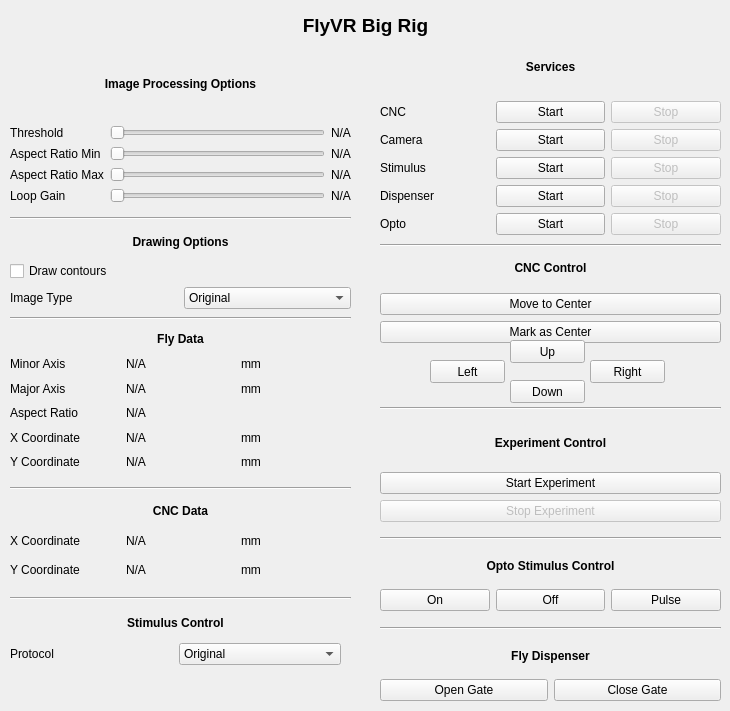
ClandininLab/flyvr, file qt/main.ui: the form before one commit.
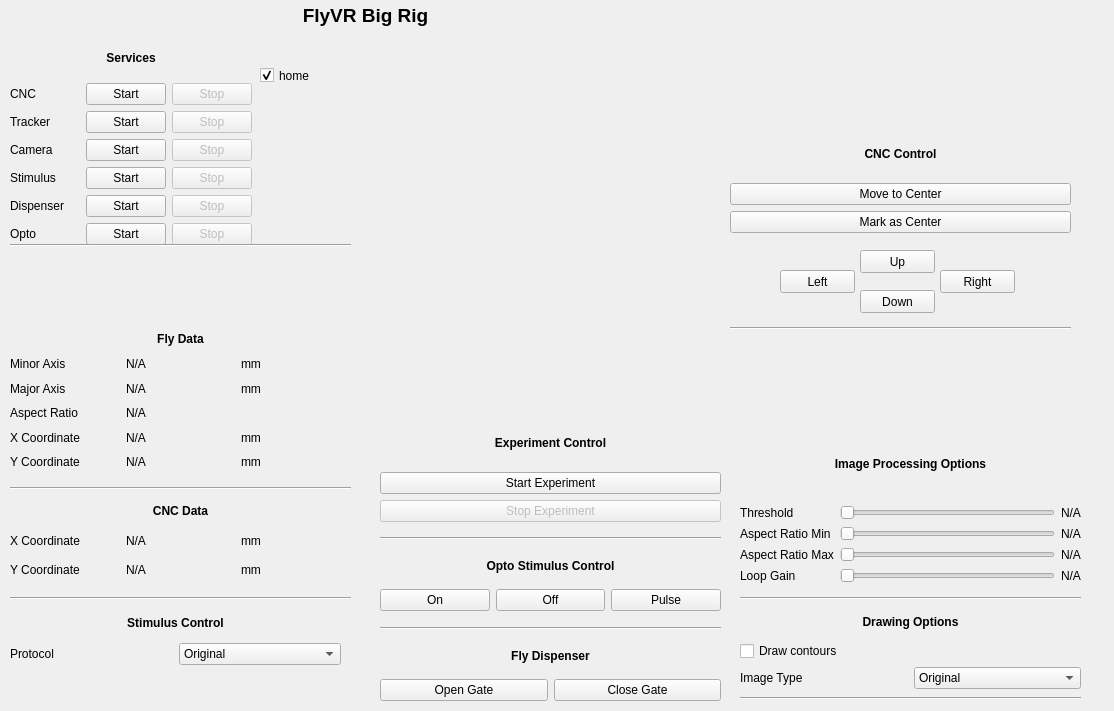
The form after the commit.

Commit message: added camera, cnc, and tracker to gui

```diff
--- a/qt/main.ui
+++ b/qt/main.ui
@@ -6,7 +6,7 @@
    <rect>
     <x>0</x>
     <y>0</y>
-    <width>730</width>
+    <width>1114</width>
     <height>711</height>
    </rect>
   </property>
@@ -16,8 +16,8 @@
   <widget class="QWidget" name="gridLayoutWidget">
    <property name="geometry">
     <rect>
-     <x>10</x>
-     <y>50</y>
+     <x>740</x>
+     <y>430</y>
      <width>341</width>
      <height>153</height>
     </rect>
@@ -269,8 +269,8 @@
   <widget class="QWidget" name="gridLayoutWidget_3">
    <property name="geometry">
     <rect>
-     <x>10</x>
-     <y>230</y>
+     <x>740</x>
+     <y>610</y>
      <width>341</width>
      <height>79</height>
     </rect>
@@ -393,14 +393,14 @@
   <widget class="QWidget" name="gridLayoutWidget_5">
    <property name="geometry">
     <rect>
-     <x>380</x>
+     <x>10</x>
      <y>40</y>
-     <width>341</width>
-     <height>195</height>
+     <width>242</width>
+     <height>205</height>
     </rect>
    </property>
    <layout class="QGridLayout" name="gridLayout_5">
-    <item row="5" column="2">
+    <item row="6" column="2">
      <widget class="QPushButton" name="opto_stop_button">
       <property name="enabled">
        <bool>false</bool>
@@ -410,7 +410,7 @@
       </property>
      </widget>
     </item>
-    <item row="3" column="2">
+    <item row="4" column="2">
      <widget class="QPushButton" name="stim_stop_button">
       <property name="enabled">
        <bool>false</bool>
@@ -420,7 +420,7 @@
       </property>
      </widget>
     </item>
-    <item row="5" column="1">
+    <item row="6" column="1">
      <widget class="QPushButton" name="opto_start_button">
       <property name="text">
        <string>Start</string>
@@ -434,7 +434,7 @@
       </property>
      </widget>
     </item>
-    <item row="4" column="2">
+    <item row="5" column="2">
      <widget class="QPushButton" name="dispenser_stop_button">
       <property name="enabled">
        <bool>false</bool>
@@ -444,7 +444,7 @@
       </property>
      </widget>
     </item>
-    <item row="4" column="0">
+    <item row="5" column="0">
      <widget class="QLabel" name="label_34">
       <property name="text">
        <string>Dispenser</string>
@@ -461,7 +461,7 @@
       </property>
      </widget>
     </item>
-    <item row="5" column="0">
+    <item row="6" column="0">
      <widget class="QLabel" name="label_45">
       <property name="text">
        <string>Opto</string>
@@ -478,7 +478,7 @@
       </property>
      </widget>
     </item>
-    <item row="2" column="2">
+    <item row="3" column="2">
      <widget class="QPushButton" name="camera_stop_button">
       <property name="enabled">
        <bool>false</bool>
@@ -495,50 +495,74 @@
       </property>
      </widget>
     </item>
-    <item row="2" column="1">
+    <item row="3" column="1">
      <widget class="QPushButton" name="camera_start_button">
       <property name="text">
        <string>Start</string>
       </property>
      </widget>
     </item>
-    <item row="4" column="1">
+    <item row="5" column="1">
      <widget class="QPushButton" name="dispenser_start_button">
       <property name="text">
        <string>Start</string>
       </property>
      </widget>
     </item>
-    <item row="3" column="1">
+    <item row="4" column="1">
      <widget class="QPushButton" name="stim_start_button">
       <property name="text">
        <string>Start</string>
       </property>
      </widget>
     </item>
-    <item row="2" column="0">
+    <item row="3" column="0">
      <widget class="QLabel" name="label_30">
       <property name="text">
        <string>Camera</string>
       </property>
      </widget>
     </item>
-    <item row="3" column="0">
+    <item row="2" column="0">
      <widget class="QLabel" name="label_33">
       <property name="text">
+       <string>Tracker</string>
+      </property>
+     </widget>
+    </item>
+    <item row="4" column="0">
+     <widget class="QLabel" name="label_46">
+      <property name="text">
        <string>Stimulus</string>
       </property>
      </widget>
     </item>
+    <item row="2" column="1">
+     <widget class="QPushButton" name="tracker_start_button">
+      <property name="text">
+       <string>Start</string>
+      </property>
+     </widget>
+    </item>
+    <item row="2" column="2">
+     <widget class="QPushButton" name="tracker_stop_button">
+      <property name="enabled">
+       <bool>false</bool>
+      </property>
+      <property name="text">
+       <string>Stop</string>
+      </property>
+     </widget>
+    </item>
    </layout>
   </widget>
   <widget class="QWidget" name="gridLayoutWidget_6">
    <property name="geometry">
     <rect>
-     <x>380</x>
-     <y>250</y>
+     <x>730</x>
+     <y>132</y>
      <width>341</width>
-     <height>93</height>
+     <height>101</height>
     </rect>
    </property>
    <layout class="QGridLayout" name="gridLayout_6">
@@ -571,8 +595,8 @@
   <widget class="QPushButton" name="cnc_up_button">
    <property name="geometry">
     <rect>
-     <x>510</x>
-     <y>340</y>
+     <x>860</x>
+     <y>250</y>
      <width>75</width>
      <height>23</height>
     </rect>
@@ -584,8 +608,8 @@
   <widget class="QPushButton" name="cnc_down_button">
    <property name="geometry">
     <rect>
-     <x>510</x>
-     <y>380</y>
+     <x>860</x>
+     <y>290</y>
      <width>75</width>
      <height>23</height>
     </rect>
@@ -597,8 +621,8 @@
   <widget class="QPushButton" name="cnc_left_button">
    <property name="geometry">
     <rect>
-     <x>430</x>
-     <y>360</y>
+     <x>780</x>
+     <y>270</y>
      <width>75</width>
      <height>23</height>
     </rect>
@@ -610,8 +634,8 @@
   <widget class="QPushButton" name="cnc_right_button">
    <property name="geometry">
     <rect>
-     <x>590</x>
-     <y>360</y>
+     <x>940</x>
+     <y>270</y>
      <width>75</width>
      <height>23</height>
     </rect>
@@ -662,8 +686,8 @@
   <widget class="Line" name="line">
    <property name="geometry">
     <rect>
-     <x>10</x>
-     <y>310</y>
+     <x>740</x>
+     <y>690</y>
      <width>341</width>
      <height>16</height>
     </rect>
@@ -675,8 +699,8 @@
   <widget class="Line" name="line_2">
    <property name="geometry">
     <rect>
-     <x>10</x>
-     <y>210</y>
+     <x>740</x>
+     <y>590</y>
      <width>341</width>
      <height>16</height>
     </rect>
@@ -701,8 +725,8 @@
   <widget class="Line" name="line_4">
    <property name="geometry">
     <rect>
-     <x>380</x>
-     <y>400</y>
+     <x>730</x>
+     <y>320</y>
      <width>341</width>
      <height>16</height>
     </rect>
@@ -714,7 +738,7 @@
   <widget class="Line" name="line_5">
    <property name="geometry">
     <rect>
-     <x>380</x>
+     <x>10</x>
      <y>230</y>
      <width>341</width>
      <height>31</height>
@@ -794,7 +818,7 @@
    <property name="geometry">
     <rect>
      <x>10</x>
-     <y>10</y>
+     <y>0</y>
      <width>711</width>
      <height>31</height>
     </rect>
@@ -911,6 +935,25 @@
     <enum>Qt::Horizontal</enum>
    </property>
   </widget>
+  <widget class="QCheckBox" name="checkBox">
+   <property name="enabled">
+    <bool>true</bool>
+   </property>
+   <property name="geometry">
+    <rect>
+     <x>260</x>
+     <y>60</y>
+     <width>81</width>
+     <height>31</height>
+    </rect>
+   </property>
+   <property name="text">
+    <string>home</string>
+   </property>
+   <property name="checked">
+    <bool>true</bool>
+   </property>
+  </widget>
  </widget>
  <resources/>
  <connections/>
```
The commit also changes 3 other files.
